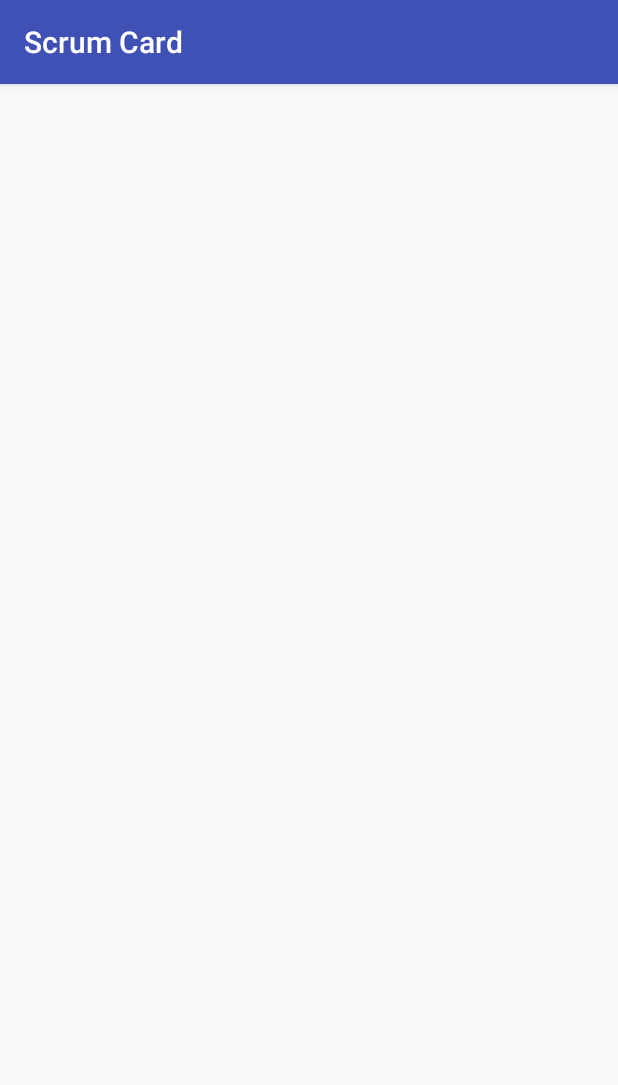
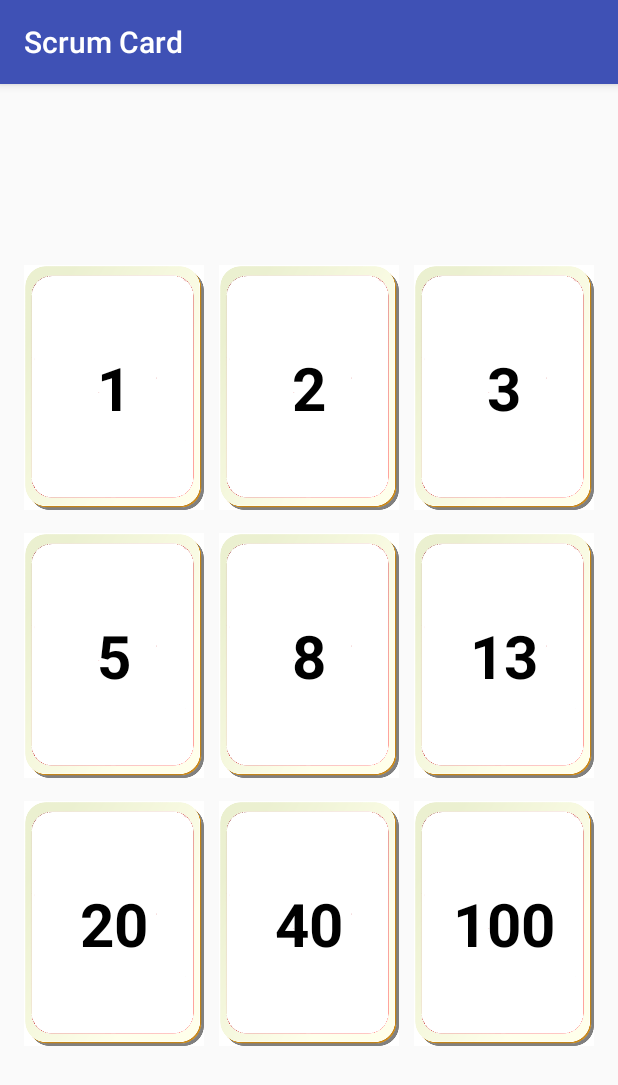
Before and after one commit to rohitsubedi/scrumcard, an Android app: the screen it shows after launch (MainActivity), on a phone screen of 412 x 824 dp. Shown: the top 1085 px of the screen. Run offline under Robolectric (Android 15) with nearby library versions, the phone set to English and light mode, and no system bars.

Commit message:
Complete scrum card

```diff
--- a/app/src/main/AndroidManifest.xml
+++ b/app/src/main/AndroidManifest.xml
@@ -8,14 +8,17 @@
         android:label="@string/app_name"
         android:supportsRtl="true"
         android:theme="@style/AppTheme">
-        <activity android:name=".MainActivity"
+        <activity
+            android:name=".MainActivity"
             android:configChanges="orientation"
             android:screenOrientation="portrait">
             <intent-filter>
                 <action android:name="android.intent.action.MAIN" />
+
                 <category android:name="android.intent.category.LAUNCHER" />
             </intent-filter>
         </activity>
+        <activity android:name=".PointActivity"></activity>
     </application>
 
 </manifest>
--- a/app/src/main/java/com/rohit/scrumcard/MainActivity.java
+++ b/app/src/main/java/com/rohit/scrumcard/MainActivity.java
@@ -1,13 +1,42 @@
 package com.rohit.scrumcard;
 
+import android.content.Intent;
+import android.os.Bundle;
 import android.support.v7.app.AppCompatActivity;
-import android.os.Bundle;
+import android.util.Log;
+import android.widget.GridView;
+
+import com.rohit.scrumcard.adapters.ChatListingAdapter;
+
+import java.util.ArrayList;
+import java.util.Arrays;
 
 public class MainActivity extends AppCompatActivity {
+    ArrayList<Integer> items;
+    ChatListingAdapter adapter;
+    GridView scrumView;
 
     @Override
     protected void onCreate(Bundle savedInstanceState) {
+        setContentView(R.layout.activity_main);
         super.onCreate(savedInstanceState);
-        setContentView(R.layout.activity_main);
+
+        scrumView = (GridView) findViewById(R.id.scrum_view);
+        items = new ArrayList<>(Arrays.asList(1, 2, 3, 5, 8, 13, 20, 40, 100));
+        adapter = new ChatListingAdapter(this, R.layout.card_listing_item, items);
+
+        scrumView.setAdapter(adapter);
+        adapter.notifyDataSetChanged();
+    }
+
+    /**
+     * Start New Activity
+     *
+     * @param intent
+     */
+    public void startNewActivity(Intent intent)
+    {
+        startActivity(intent);
+        overridePendingTransition(android.R.anim.fade_in, android.R.anim.fade_out);
     }
 }
--- /dev/null
+++ b/app/src/main/java/com/rohit/scrumcard/adapters/ChatListingAdapter.java
@@ -0,0 +1,65 @@
+package com.rohit.scrumcard.adapters;
+
+import android.content.Context;
+import android.content.Intent;
+import android.os.Bundle;
+import android.support.annotation.NonNull;
+import android.util.Log;
+import android.view.LayoutInflater;
+import android.view.View;
+import android.view.ViewGroup;
+import android.widget.ArrayAdapter;
+import android.widget.RelativeLayout;
+import android.widget.TextView;
+
+import com.rohit.scrumcard.MainActivity;
+import com.rohit.scrumcard.PointActivity;
+import com.rohit.scrumcard.R;
+
+import java.util.ArrayList;
+
+/**
+ * Created by developer on 25/03/18.
+ */
+
+public class ChatListingAdapter extends ArrayAdapter<Integer> {
+    protected Context context;
+    protected int resource;
+    protected ArrayList<Integer> values;
+
+    public ChatListingAdapter(Context context, int resource, ArrayList<Integer> values) {
+        super(context, resource, values);
+
+        this.context  = context;
+        this.resource = resource;
+        this.values   = values;
+    }
+
+    @NonNull
+    @Override
+    public View getView(int position, final View convertView, ViewGroup parent) {
+        LayoutInflater inflater = (LayoutInflater) this.context
+                .getSystemService(Context.LAYOUT_INFLATER_SERVICE);
+
+        View rowView = inflater.inflate(this.resource, parent, false);
+        final int value = this.values.get(position);
+        TextView text = (TextView) rowView.findViewById(R.id.scrum_value);
+        RelativeLayout layout = (RelativeLayout) rowView.findViewById(R.id.scrum_relative_layout);
+
+        text.setText(String.valueOf(value));
+
+        layout.setOnClickListener(new View.OnClickListener() {
+            @Override
+            public void onClick(View v) {
+                Log.i("VALUE", String.valueOf(value));
+                Intent intent = new Intent(context, PointActivity.class);
+
+                intent.putExtra("CARD_VALUE", value);
+                context.startActivity(intent);
+                ((MainActivity) context).startNewActivity(intent);
+            }
+        });
+
+        return rowView;
+    }
+}
--- /dev/null
+++ b/app/src/main/res/anim/fade_in.xml
@@ -0,0 +1,5 @@
+<?xml version="1.0" encoding="utf-8"?>
+<alpha xmlns:android="http://schemas.android.com/apk/res/android"
+    android:interpolator="@android:anim/accelerate_interpolator"
+    android:fromAlpha="0.0" android:toAlpha="1.0"
+    android:duration="500" />
--- /dev/null
+++ b/app/src/main/res/anim/fade_out.xml
@@ -0,0 +1,6 @@
+<?xml version="1.0" encoding="utf-8"?>
+<alpha xmlns:android="http://schemas.android.com/apk/res/android"
+    android:interpolator="@android:anim/accelerate_interpolator"
+    android:fromAlpha="1.0" android:toAlpha="0.0"
+    android:fillAfter="true"
+    android:duration="500" />
--- a/app/src/main/res/layout/activity_main.xml
+++ b/app/src/main/res/layout/activity_main.xml
@@ -10,9 +10,14 @@
     android:paddingTop="@dimen/activity_vertical_margin"
     tools:context="com.rohit.scrumcard.MainActivity">
 
-    <GridLayout
-        android:layout_width="fill_parent"
-        android:layout_height="fill_parent"
-        android:columnCount="2"
-        ></GridLayout>
+    <GridView
+        android:layout_width="wrap_content"
+        android:layout_height="wrap_content"
+        android:numColumns="3"
+        android:layout_centerHorizontal="true"
+        android:layout_centerVertical="true"
+        android:horizontalSpacing="10dp"
+        android:verticalSpacing="10dp"
+        android:id="@+id/scrum_view"
+        ></GridView>
 </RelativeLayout>
--- /dev/null
+++ b/app/src/main/res/layout/card_listing_item.xml
@@ -0,0 +1,26 @@
+<?xml version="1.0" encoding="utf-8"?>
+<RelativeLayout xmlns:android="http://schemas.android.com/apk/res/android"
+    android:layout_width="fill_parent"
+    android:layout_height="wrap_content"
+    android:paddingBottom="5dp">
+    <RelativeLayout
+        android:layout_width="fill_parent"
+        android:layout_height="fill_parent"
+        android:id="@+id/scrum_relative_layout"
+        android:background="#FFFFFF">
+        <ImageView
+            android:layout_width="wrap_content"
+            android:layout_height="fill_parent"
+            android:adjustViewBounds="true"
+            android:src="@drawable/blank"/>
+        <TextView
+            android:layout_width="wrap_content"
+            android:layout_height="wrap_content"
+            android:id="@+id/scrum_value"
+            android:layout_centerVertical="true"
+            android:layout_centerHorizontal="true"
+            android:textSize="40dp"
+            android:textStyle="bold"
+            android:textColor="#000000"/>
+    </RelativeLayout>
+</RelativeLayout>
```
Also changed, not shown: app/src/main/java/com/rohit/scrumcard/PointActivity.java (added, +30 -0 lines), app/src/main/res/layout/activity_point.xml (added, +37 -0 lines), app/src/main/res/drawable/blank.png (added), app/src/main/res/drawable/card.png (added).
